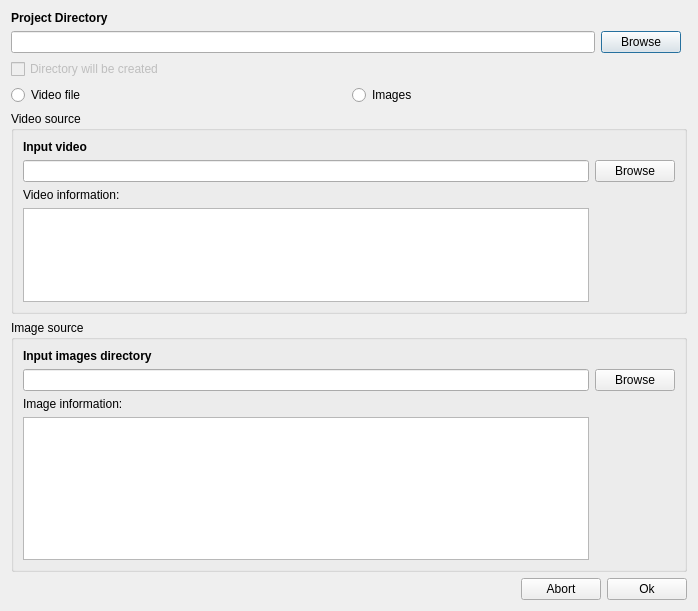
Before: the Qt Designer form slowmoVideo/slowmoUI/newprojectdialog.ui in slowmoVideo/slowmoVideo, drawn with Qt 5.
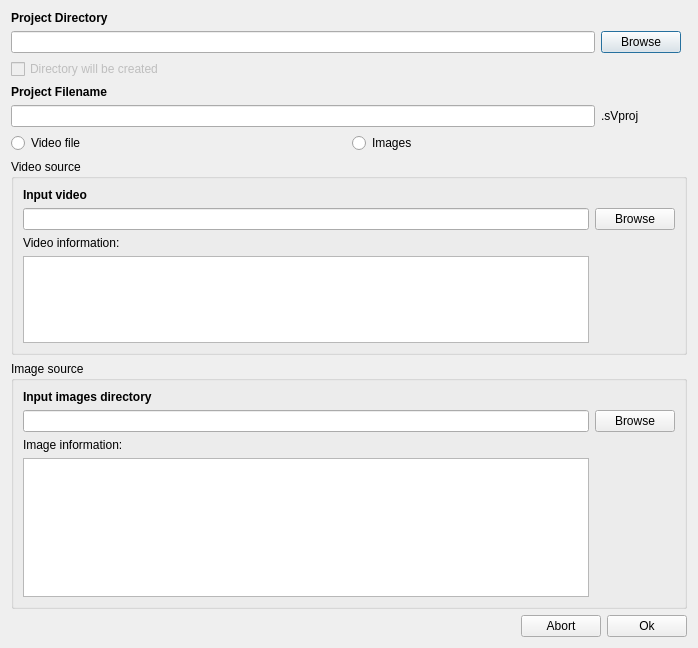
After: the same form once the commit is applied.

The edit to the form file:
```diff
--- a/slowmoVideo/slowmoUI/newprojectdialog.ui
+++ b/slowmoVideo/slowmoUI/newprojectdialog.ui
@@ -7,7 +7,7 @@
     <x>0</x>
     <y>0</y>
     <width>698</width>
-    <height>611</height>
+    <height>648</height>
    </rect>
   </property>
   <property name="windowTitle">
@@ -24,7 +24,7 @@
      </property>
     </widget>
    </item>
-   <item row="13" column="0" colspan="7">
+   <item row="14" column="0" colspan="7">
     <layout class="QHBoxLayout" name="horizontalLayout">
      <item>
       <spacer name="horizontalSpacer">
@@ -77,7 +77,7 @@
      </property>
     </widget>
    </item>
-   <item row="8" column="0" rowspan="2" colspan="7">
+   <item row="9" column="0" rowspan="2" colspan="7">
     <widget class="QGroupBox" name="groupVideo">
      <property name="title">
       <string>Video source</string>
@@ -126,7 +126,7 @@
      </layout>
     </widget>
    </item>
-   <item row="10" column="0" colspan="7">
+   <item row="11" column="0" colspan="7">
     <widget class="QGroupBox" name="groupImages">
      <property name="title">
       <string>Image source</string>
@@ -168,7 +168,7 @@
      </layout>
     </widget>
    </item>
-   <item row="5" column="0" colspan="7">
+   <item row="6" column="0" colspan="7">
     <layout class="QHBoxLayout" name="horizontalLayout_2">
      <item>
       <widget class="QRadioButton" name="radioVideo">
@@ -186,7 +186,7 @@
      </item>
     </layout>
    </item>
-   <item row="12" column="0" colspan="7">
+   <item row="13" column="0" colspan="7">
     <spacer name="verticalSpacer">
      <property name="orientation">
       <enum>Qt::Vertical</enum>
@@ -212,6 +212,29 @@
      </property>
     </widget>
    </item>
+   <item row="3" column="0">
+    <widget class="QLabel" name="lblcProjectFilename">
+     <property name="font">
+      <font>
+       <weight>75</weight>
+       <bold>true</bold>
+      </font>
+     </property>
+     <property name="text">
+      <string>Project Filename</string>
+     </property>
+    </widget>
+   </item>
+   <item row="4" column="0">
+    <widget class="QLineEdit" name="projectFilename"/>
+   </item>
+   <item row="4" column="1" colspan="5">
+    <widget class="QLabel" name="lblcFilenameExtension">
+     <property name="text">
+      <string>.sVproj</string>
+     </property>
+    </widget>
+   </item>
   </layout>
  </widget>
  <resources/>
```
Left out of the diff: 10 changed lines with no effect on the pictures.
